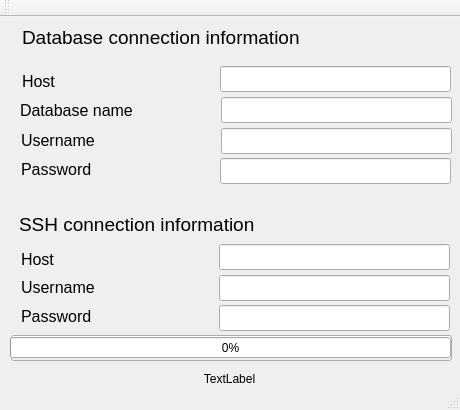
The window that MegaMachineEvolution/GUI/mainwindow.ui (IxSysTech/heigvd-pro-b-13) describes before a commit, drawn with Qt 5.
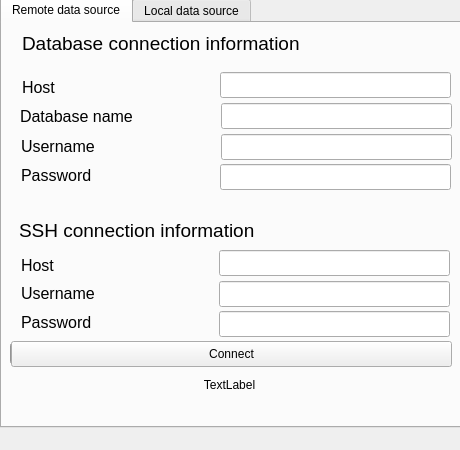
The same window after the commit.

Commit message: Implementation of new data source in connection window and modification of GUI comportement in parameterWindow

What changed in the file:
```diff
--- a/MegaMachineEvolution/GUI/mainwindow.ui
+++ b/MegaMachineEvolution/GUI/mainwindow.ui
@@ -7,59 +7,121 @@
     <x>0</x>
     <y>0</y>
     <width>460</width>
-    <height>410</height>
+    <height>450</height>
    </rect>
   </property>
   <property name="minimumSize">
    <size>
     <width>460</width>
-    <height>410</height>
+    <height>450</height>
    </size>
   </property>
   <property name="maximumSize">
    <size>
     <width>460</width>
-    <height>410</height>
+    <height>450</height>
    </size>
   </property>
   <property name="windowTitle">
    <string>Mega Machine Evolution - Connection</string>
   </property>
   <widget class="QWidget" name="centralWidget">
-   <widget class="QLineEdit" name="txtDBHost">
+   <widget class="QTabWidget" name="tabWidget">
     <property name="geometry">
      <rect>
-      <x>220</x>
-      <y>49</y>
-      <width>231</width>
-      <height>26</height>
+      <x>0</x>
+      <y>-3</y>
+      <width>461</width>
+      <height>431</height>
      </rect>
     </property>
-   </widget>
-   <widget class="QLineEdit" name="txtDBName">
+    <property name="currentIndex">
+     <number>0</number>
+    </property>
+    <widget class="QWidget" name="tab">
+     <attribute name="title">
+      <string>Remote data source</string>
+     </attribute>
+     <widget class="QLabel" name="label_7">
+      <property name="enabled">
+       <bool>true</bool>
+      </property>
+      <property name="geometry">
+       <rect>
+        <x>19</x>
+        <y>290</y>
+        <width>161</width>
+        <height>18</height>
+       </rect>
+      </property>
+      <property name="font">
+       <font>
+        <pointsize>12</pointsize>
+       </font>
+      </property>
+      <property name="text">
+       <string>Password</string>
+      </property>
+     </widget>
+     <widget class="QLabel" name="label_6">
+      <property name="enabled">
+       <bool>true</bool>
+      </property>
     <property name="geometry">
      <rect>
-      <x>221</x>
-      <y>80</y>
-      <width>231</width>
-      <height>26</height>
-     </rect>
-    </property>
-   </widget>
-   <widget class="QLineEdit" name="txtDBUsername">
+        <x>19</x>
+        <y>261</y>
+        <width>121</width>
+        <height>18</height>
+       </rect>
+      </property>
+      <property name="font">
+       <font>
+        <pointsize>12</pointsize>
+       </font>
+      </property>
+      <property name="text">
+       <string>Username</string>
+      </property>
+     </widget>
+     <widget class="QLabel" name="label_8">
+      <property name="enabled">
+       <bool>true</bool>
+      </property>
     <property name="geometry">
      <rect>
-      <x>221</x>
-      <y>111</y>
-      <width>231</width>
-      <height>26</height>
-     </rect>
+        <x>19</x>
+        <y>233</y>
+        <width>101</width>
+        <height>18</height>
+       </rect>
+      </property>
+      <property name="font">
+       <font>
+        <pointsize>12</pointsize>
+       </font>
+      </property>
+      <property name="text">
+       <string>Host</string>
+      </property>
+     </widget>
+     <widget class="QProgressBar" name="pgbDownload">
+      <property name="geometry">
+       <rect>
+        <x>8</x>
+        <y>320</y>
+        <width>441</width>
+        <height>21</height>
+       </rect>
+      </property>
+      <property name="value">
+       <number>0</number>
     </property>
    </widget>
    <widget class="QLabel" name="label">
     <property name="geometry">
      <rect>
-      <x>22</x>
+        <x>20</x>
       <y>55</y>
       <width>101</width>
       <height>18</height>
@@ -74,28 +136,10 @@
      <string>Host</string>
     </property>
    </widget>
-   <widget class="QLabel" name="label_2">
-    <property name="geometry">
-     <rect>
-      <x>22</x>
-      <y>10</y>
-      <width>431</width>
-      <height>20</height>
-     </rect>
-    </property>
-    <property name="font">
-     <font>
-      <pointsize>14</pointsize>
-     </font>
-    </property>
-    <property name="text">
-     <string>Database connection information</string>
-    </property>
-   </widget>
    <widget class="QLabel" name="label_3">
     <property name="geometry">
      <rect>
-      <x>20</x>
+        <x>18</x>
       <y>84</y>
       <width>191</width>
       <height>18</height>
@@ -110,28 +154,57 @@
      <string>Database name</string>
     </property>
    </widget>
-   <widget class="QLabel" name="label_4">
+     <widget class="QLabel" name="lblInfo">
     <property name="geometry">
      <rect>
-      <x>21</x>
-      <y>114</y>
-      <width>191</width>
-      <height>18</height>
+        <x>7</x>
+        <y>352</y>
+        <width>441</width>
+        <height>20</height>
+       </rect>
+      </property>
+      <property name="layoutDirection">
+       <enum>Qt::LeftToRight</enum>
+      </property>
+      <property name="text">
+       <string>TextLabel</string>
+      </property>
+      <property name="alignment">
+       <set>Qt::AlignCenter</set>
+      </property>
+     </widget>
+     <widget class="QLineEdit" name="txtDBUsername">
+      <property name="geometry">
+       <rect>
+        <x>219</x>
+        <y>111</y>
+        <width>231</width>
+        <height>26</height>
+       </rect>
+      </property>
+     </widget>
+     <widget class="QLabel" name="label_9">
+      <property name="geometry">
+       <rect>
+        <x>17</x>
+        <y>197</y>
+        <width>441</width>
+        <height>20</height>
      </rect>
     </property>
     <property name="font">
      <font>
-      <pointsize>12</pointsize>
+        <pointsize>14</pointsize>
      </font>
     </property>
     <property name="text">
-     <string>Username</string>
+       <string>SSH connection information</string>
     </property>
    </widget>
    <widget class="QLabel" name="label_5">
     <property name="geometry">
      <rect>
-      <x>21</x>
+        <x>19</x>
       <y>143</y>
       <width>161</width>
       <height>18</height>
@@ -146,125 +219,13 @@
      <string>Password</string>
     </property>
    </widget>
-   <widget class="QLineEdit" name="txtDBPassword">
-    <property name="geometry">
-     <rect>
-      <x>220</x>
-      <y>141</y>
-      <width>231</width>
-      <height>26</height>
-     </rect>
-    </property>
-   </widget>
-   <widget class="QPushButton" name="btnConnect">
-    <property name="geometry">
-     <rect>
-      <x>11</x>
-      <y>318</y>
-      <width>441</width>
-      <height>26</height>
-     </rect>
-    </property>
-    <property name="text">
-     <string>Connect</string>
-    </property>
-   </widget>
-   <widget class="QLabel" name="label_6">
-    <property name="enabled">
-     <bool>true</bool>
-    </property>
-    <property name="geometry">
-     <rect>
-      <x>21</x>
-      <y>261</y>
-      <width>121</width>
-      <height>18</height>
-     </rect>
-    </property>
-    <property name="font">
-     <font>
-      <pointsize>12</pointsize>
-     </font>
-    </property>
-    <property name="text">
-     <string>Username</string>
-    </property>
-   </widget>
-   <widget class="QLabel" name="label_7">
-    <property name="enabled">
-     <bool>true</bool>
-    </property>
-    <property name="geometry">
-     <rect>
-      <x>21</x>
-      <y>290</y>
-      <width>161</width>
-      <height>18</height>
-     </rect>
-    </property>
-    <property name="font">
-     <font>
-      <pointsize>12</pointsize>
-     </font>
-    </property>
-    <property name="text">
-     <string>Password</string>
-    </property>
-   </widget>
-   <widget class="QLabel" name="label_8">
-    <property name="enabled">
-     <bool>true</bool>
-    </property>
-    <property name="geometry">
-     <rect>
-      <x>21</x>
-      <y>233</y>
-      <width>101</width>
-      <height>18</height>
-     </rect>
-    </property>
-    <property name="font">
-     <font>
-      <pointsize>12</pointsize>
-     </font>
-    </property>
-    <property name="text">
-     <string>Host</string>
-    </property>
-   </widget>
-   <widget class="QLineEdit" name="txtSSHPassword">
-    <property name="enabled">
-     <bool>true</bool>
-    </property>
-    <property name="geometry">
-     <rect>
-      <x>219</x>
-      <y>288</y>
-      <width>231</width>
-      <height>26</height>
-     </rect>
-    </property>
-   </widget>
-   <widget class="QLineEdit" name="txtSSHUsername">
-    <property name="enabled">
-     <bool>true</bool>
-    </property>
-    <property name="geometry">
-     <rect>
-      <x>219</x>
-      <y>258</y>
-      <width>231</width>
-      <height>26</height>
-     </rect>
-    </property>
-   </widget>
    <widget class="QLineEdit" name="txtSSHHost">
     <property name="enabled">
      <bool>true</bool>
     </property>
     <property name="geometry">
      <rect>
-      <x>219</x>
+        <x>217</x>
       <y>227</y>
       <width>231</width>
       <height>26</height>
@@ -277,66 +238,181 @@
      <bool>false</bool>
     </property>
    </widget>
-   <widget class="QLabel" name="label_9">
+     <widget class="QLineEdit" name="txtDBName">
+      <property name="geometry">
+       <rect>
+        <x>219</x>
+        <y>80</y>
+        <width>231</width>
+        <height>26</height>
+       </rect>
+      </property>
+     </widget>
+     <widget class="QLabel" name="label_4">
     <property name="geometry">
      <rect>
       <x>19</x>
-      <y>197</y>
-      <width>441</width>
-      <height>20</height>
+        <y>114</y>
+        <width>191</width>
+        <height>18</height>
      </rect>
     </property>
     <property name="font">
      <font>
-      <pointsize>14</pointsize>
+        <pointsize>12</pointsize>
      </font>
     </property>
     <property name="text">
-     <string>SSH connection information</string>
-    </property>
-   </widget>
-   <widget class="QLabel" name="lblInfo">
+       <string>Username</string>
+      </property>
+     </widget>
+     <widget class="QLineEdit" name="txtDBPassword">
+      <property name="geometry">
+       <rect>
+        <x>218</x>
+        <y>141</y>
+        <width>231</width>
+        <height>26</height>
+       </rect>
+      </property>
+     </widget>
+     <widget class="QLineEdit" name="txtSSHUsername">
+      <property name="enabled">
+       <bool>true</bool>
+      </property>
+      <property name="geometry">
+       <rect>
+        <x>217</x>
+        <y>258</y>
+        <width>231</width>
+        <height>26</height>
+       </rect>
+      </property>
+     </widget>
+     <widget class="QLineEdit" name="txtDBHost">
+      <property name="geometry">
+       <rect>
+        <x>218</x>
+        <y>49</y>
+        <width>231</width>
+        <height>26</height>
+       </rect>
+      </property>
+     </widget>
+     <widget class="QLineEdit" name="txtSSHPassword">
+      <property name="enabled">
+       <bool>true</bool>
+      </property>
+      <property name="geometry">
+       <rect>
+        <x>217</x>
+        <y>288</y>
+        <width>231</width>
+        <height>26</height>
+       </rect>
+      </property>
+     </widget>
+     <widget class="QPushButton" name="btnConnect">
     <property name="geometry">
      <rect>
       <x>9</x>
-      <y>352</y>
+        <y>318</y>
       <width>441</width>
+        <height>26</height>
+       </rect>
+      </property>
+      <property name="text">
+       <string>Connect</string>
+      </property>
+     </widget>
+     <widget class="QLabel" name="label_2">
+      <property name="geometry">
+       <rect>
+        <x>20</x>
+        <y>10</y>
+        <width>431</width>
       <height>20</height>
      </rect>
     </property>
-    <property name="layoutDirection">
-     <enum>Qt::LeftToRight</enum>
+      <property name="font">
+       <font>
+        <pointsize>14</pointsize>
+       </font>
     </property>
     <property name="text">
-     <string>TextLabel</string>
-    </property>
-    <property name="alignment">
-     <set>Qt::AlignCenter</set>
-    </property>
-   </widget>
-   <widget class="QProgressBar" name="pgbDownload">
-    <property name="geometry">
-     <rect>
-      <x>10</x>
-      <y>320</y>
-      <width>441</width>
-      <height>21</height>
-     </rect>
-    </property>
-    <property name="value">
-     <number>0</number>
-    </property>
-   </widget>
-  </widget>
-  <widget class="QToolBar" name="mainToolBar">
-   <attribute name="toolBarArea">
-    <enum>TopToolBarArea</enum>
-   </attribute>
-   <attribute name="toolBarBreak">
+       <string>Database connection information</string>
+      </property>
+     </widget>
+    </widget>
+    <widget class="QWidget" name="tab_2">
+     <attribute name="title">
+      <string>Local data source</string>
+     </attribute>
+     <widget class="QLabel" name="label_10">
+      <property name="geometry">
+       <rect>
+        <x>5</x>
+        <y>6</y>
+        <width>441</width>
+        <height>111</height>
+       </rect>
+      </property>
+      <property name="text">
+       <string>Important, the file content most be formed like this : 
+ sequence:result 
+ sequence:result 
+ sequence:result 
+ ...</string>
+      </property>
+     </widget>
+     <widget class="QPushButton" name="btnBrowse">
+      <property name="geometry">
+       <rect>
+        <x>130</x>
+        <y>117</y>
+        <width>201</width>
+        <height>26</height>
+       </rect>
+      </property>
+      <property name="text">
+       <string>Browse file data</string>
+      </property>
+     </widget>
+     <widget class="QLabel" name="lblFileInfo">
+      <property name="geometry">
+       <rect>
+        <x>6</x>
+        <y>150</y>
+        <width>441</width>
+        <height>91</height>
+       </rect>
+      </property>
+      <property name="text">
+       <string>Date file information : 
+ Filename : - 
+ Size : - 
+ Path : -</string>
+      </property>
+      <property name="scaledContents">
     <bool>false</bool>
-   </attribute>
-  </widget>
-  <widget class="QStatusBar" name="statusBar"/>
+      </property>
+     </widget>
+     <widget class="QPushButton" name="btnContinue">
+      <property name="geometry">
+       <rect>
+        <x>130</x>
+        <y>260</y>
+        <width>201</width>
+        <height>26</height>
+       </rect>
+      </property>
+      <property name="text">
+       <string>Continue</string>
+      </property>
+     </widget>
+    </widget>
+   </widget>
+  </widget>
  </widget>
  <layoutdefault spacing="6" margin="11"/>
  <tabstops>
```
Left out of the diff: 10 changed lines with no effect on the pictures. Lines whose indentation alone changed are shown as unchanged. The commit also changes 5 other files.
